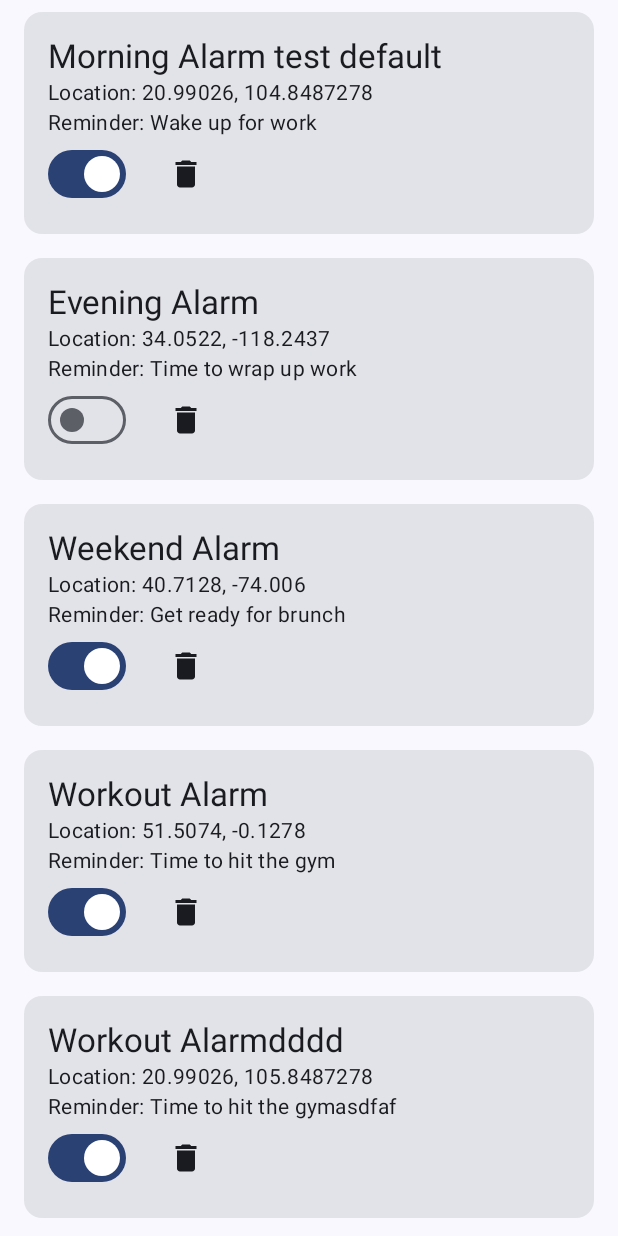
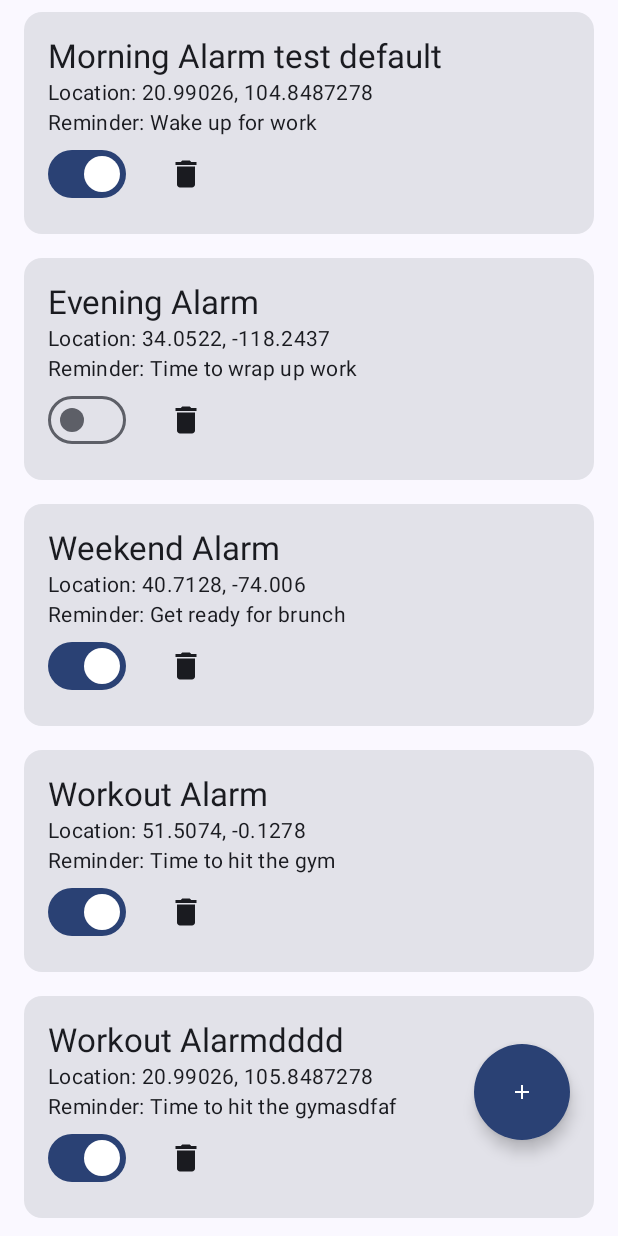
Before and after one commit to duychu1/GpsAlarm, an Android app built with Jetpack Compose: the HomeScreen screen opened through its navigation route, on a phone screen of 412 x 824 dp. Run offline under Robolectric (Android 15) with nearby library versions, the phone set to English and light mode, and no system bars; our stand-ins replace Dagger/Hilt's generated code.

Commit message:
Update maps and home navigation

```diff
--- a/app/src/main/java/com/ruicomp/gpsalarm/feature/detail/DetailScreen.kt
+++ b/app/src/main/java/com/ruicomp/gpsalarm/feature/detail/DetailScreen.kt
@@ -126,7 +126,7 @@ fun DetailScreen(
         onClickAddress = viewModel::onNavigateToMaps,
         onSave = {
             viewModel.onSave(it)
-            onNavigateBack()
+            onNavigateToScreen(NavRoutes.Home)
         },
         onAlarmChange = {
             viewModel.sendEvent(
--- a/app/src/main/java/com/ruicomp/gpsalarm/feature/home/HomeScreen.kt
+++ b/app/src/main/java/com/ruicomp/gpsalarm/feature/home/HomeScreen.kt
@@ -102,6 +102,9 @@ fun HomeScreen(
             viewModel.sendEventForEffect(
                 HomeEvent.DeleteAlarm(it)
             )
+        },
+        onNavigateToMaps = {
+            onNavigateToScreen(NavRoutes.Maps(null, null, null, 500))
         }
     )
 }
@@ -113,6 +116,7 @@ fun HomeScreenContent(
     onItemClick: (GpsAlarm) -> Unit,
     onActiveChange: (Int, Boolean) -> Unit,
     onDeleteGpsAlarm: (Int) -> Unit,
+    onNavigateToMaps: () -> Unit,
     modifier: Modifier = Modifier
 ) {
     Box(modifier = modifier.fillMaxSize()) {
@@ -131,6 +135,17 @@ fun HomeScreenContent(
                     )
                 }
             }
+        }
+
+        Button (
+            modifier = Modifier
+                .padding(end = 32.dp, bottom = 64.dp)
+                .size(64.dp)
+                .align(Alignment.BottomEnd),
+            elevation = ButtonDefaults.elevatedButtonElevation(6.dp),
+            onClick = onNavigateToMaps,
+        ) {
+            Icon(Icons.Filled.Add, contentDescription = "Add")
         }
     }
 }
@@ -180,8 +195,8 @@ private fun PreviewHomeScreen() {
             listGpsAlarms = listGpsAlarms,
             onItemClick = {},
             onActiveChange = { _, _ -> },
-            onDeleteGpsAlarm = {}
-
+            onDeleteGpsAlarm = {},
+            onNavigateToMaps = {},
         )
     }
 
--- a/app/src/main/java/com/ruicomp/gpsalarm/feature/maps/MapsScreen.kt
+++ b/app/src/main/java/com/ruicomp/gpsalarm/feature/maps/MapsScreen.kt
@@ -4,6 +4,7 @@ import com.ruicomp.gpsalarm.R
 import android.Manifest
 import android.annotation.SuppressLint
 import android.health.connect.datatypes.units.Volume
+import android.widget.Toast
 import androidx.compose.foundation.background
 import androidx.compose.foundation.border
 import androidx.compose.foundation.clickable
@@ -122,6 +123,11 @@ fun MapsScreen(
         onSearchPlace = viewModel::onSearchPlaces,
         onSelectPlace = viewModel::onSelectedPlace,
         onClickSave = {
+            if (state.value.selectedLatLng == null || state.value.selectedAddressLine == null) {
+                Toast.makeText(context, "Location not selected", Toast.LENGTH_SHORT).show()
+                return@MapsScreenContent
+            }
+
             onBackDetail(
                 state.value.alarmId,
                 state.value.selectedLatLng!!.latitude,
--- a/app/src/main/java/com/ruicomp/gpsalarm/navigation/MyNavHost.kt
+++ b/app/src/main/java/com/ruicomp/gpsalarm/navigation/MyNavHost.kt
@@ -5,6 +5,7 @@ import androidx.compose.runtime.Composable
 import androidx.compose.runtime.collectAsState
 import androidx.compose.ui.Modifier
 import androidx.compose.ui.unit.Constraints
+import androidx.navigation.NavGraph.Companion.findStartDestination
 import androidx.navigation.NavHostController
 import androidx.navigation.compose.NavHost
 import androidx.navigation.compose.composable
@@ -22,7 +23,7 @@ fun MyNavHost(
     navController: NavHostController = rememberNavController(),
 
     ) {
-    NavHost(navController = navController, startDestination = NavRoutes.Maps(null,null,null,250)) {
+    NavHost(navController = navController, startDestination = NavRoutes.Home) {
         composable<NavRoutes.Home> {
             HomeScreen(
                 modifier = modifier,
@@ -40,7 +41,11 @@ fun MyNavHost(
                 modifier = modifier,
                 mapsResult = mapsResult,
                 onNavigateToScreen = {
-                    navController.navigate(it)
+                    navController.navigate(it) {
+                        popUpTo(it) { inclusive = false }
+                        restoreState = true
+                        launchSingleTop = true
+                    }
                 },
                 onNavigateBack = {
                     navController.popBackStack()
```
